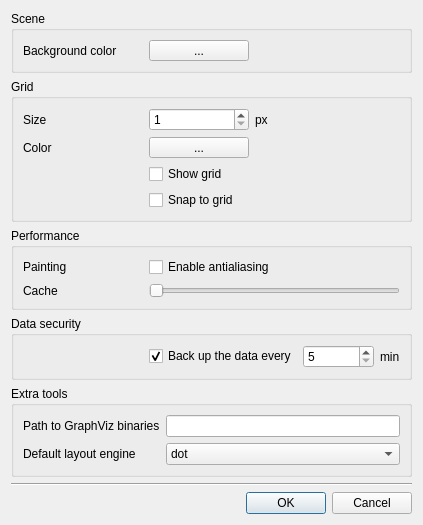
Old version of the form src/commonui/CSceneOptionsDialog.ui in the repository ArsMasiuk/qvge.
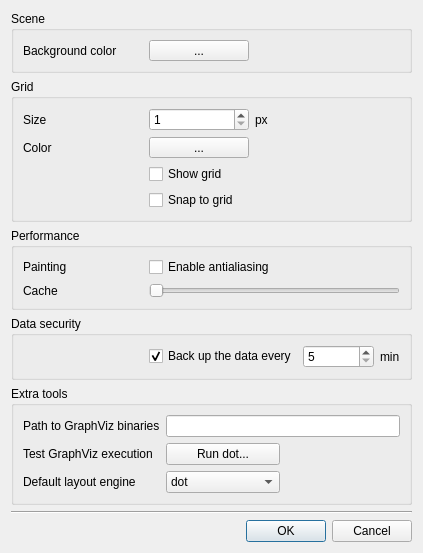
New version of the form. Custom widgets are drawn as their Qt base class.

```diff
--- a/src/commonui/CSceneOptionsDialog.ui
+++ b/src/commonui/CSceneOptionsDialog.ui
@@ -7,7 +7,7 @@
     <x>0</x>
     <y>0</y>
     <width>423</width>
-    <height>475</height>
+    <height>546</height>
    </rect>
   </property>
   <property name="windowTitle">
@@ -252,7 +252,7 @@
          <number>1000</number>
         </property>
         <property name="singleStep">
-         <number>1</number>
+         <number>10</number>
         </property>
         <property name="pageStep">
          <number>10</number>
@@ -341,9 +341,6 @@
       <bool>true</bool>
      </property>
      <layout class="QGridLayout" name="gridLayout_3">
-      <item row="0" column="1">
-       <widget class="QSint::PathPicker" name="GraphvizPath"/>
-      </item>
       <item row="0" column="0">
        <widget class="QLabel" name="label_9">
         <property name="minimumSize">
@@ -357,20 +354,7 @@
         </property>
        </widget>
       </item>
-      <item row="1" column="0">
-       <widget class="QLabel" name="label_10">
-        <property name="minimumSize">
-         <size>
-          <width>120</width>
-          <height>0</height>
-         </size>
-        </property>
-        <property name="text">
-         <string>Default layout engine</string>
-        </property>
-       </widget>
-      </item>
-      <item row="1" column="1">
+      <item row="2" column="1">
        <widget class="QComboBox" name="GraphvizDefaultEngine">
         <property name="editable">
          <bool>false</bool>
@@ -407,6 +391,42 @@
         </item>
        </widget>
       </item>
+      <item row="2" column="0">
+       <widget class="QLabel" name="label_10">
+        <property name="minimumSize">
+         <size>
+          <width>120</width>
+          <height>0</height>
+         </size>
+        </property>
+        <property name="text">
+         <string>Default layout engine</string>
+        </property>
+       </widget>
+      </item>
+      <item row="0" column="1" colspan="2">
+       <widget class="QSint::PathPicker" name="GraphvizPath"/>
+      </item>
+      <item row="1" column="1">
+       <widget class="QPushButton" name="GraphvizTest">
+        <property name="text">
+         <string>Run dot...</string>
+        </property>
+       </widget>
+      </item>
+      <item row="1" column="0">
+       <widget class="QLabel" name="label_11">
+        <property name="minimumSize">
+         <size>
+          <width>120</width>
+          <height>0</height>
+         </size>
+        </property>
+        <property name="text">
+         <string>Test GraphViz execution</string>
+        </property>
+       </widget>
+      </item>
      </layout>
     </widget>
    </item>
```
Left out of the diff: 4 changed lines with no effect on the pictures.
